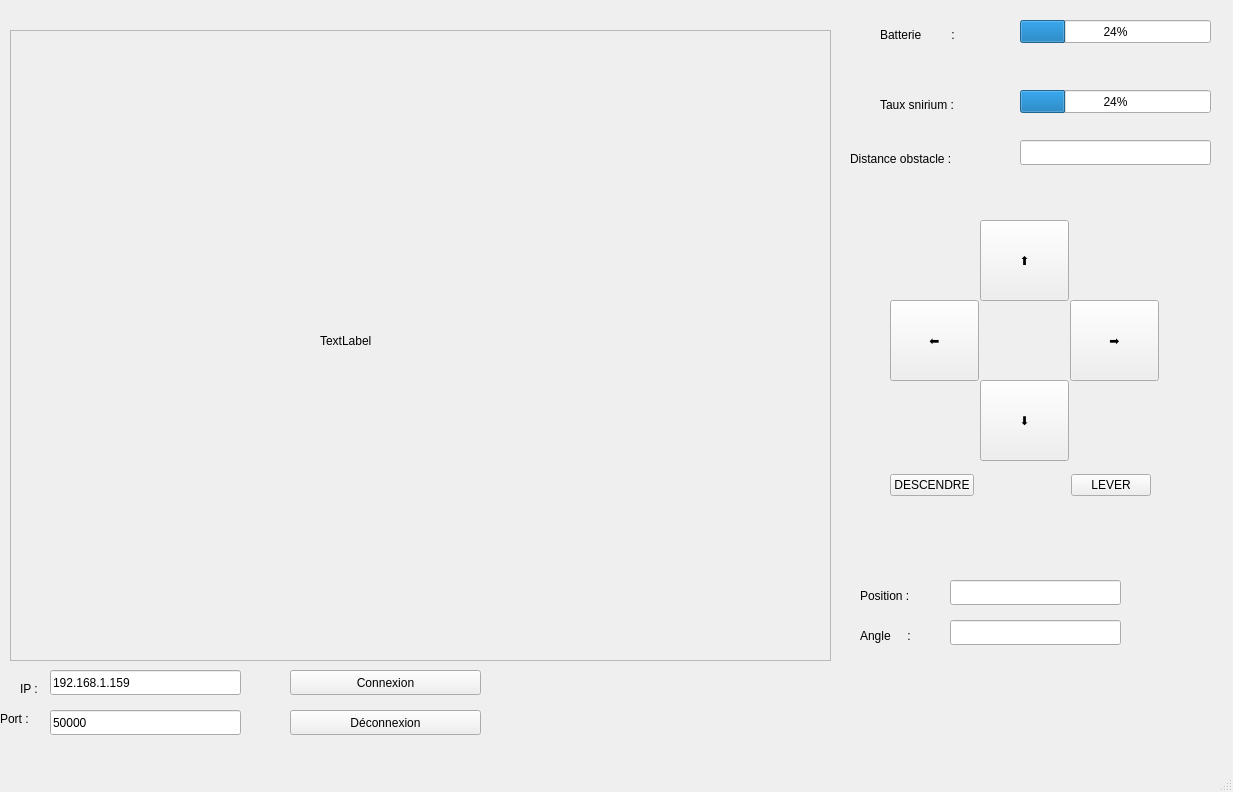
Qt form ihm_robot/mainwindow.ui (Sorann753/tp_robot_snirium) before a commit.
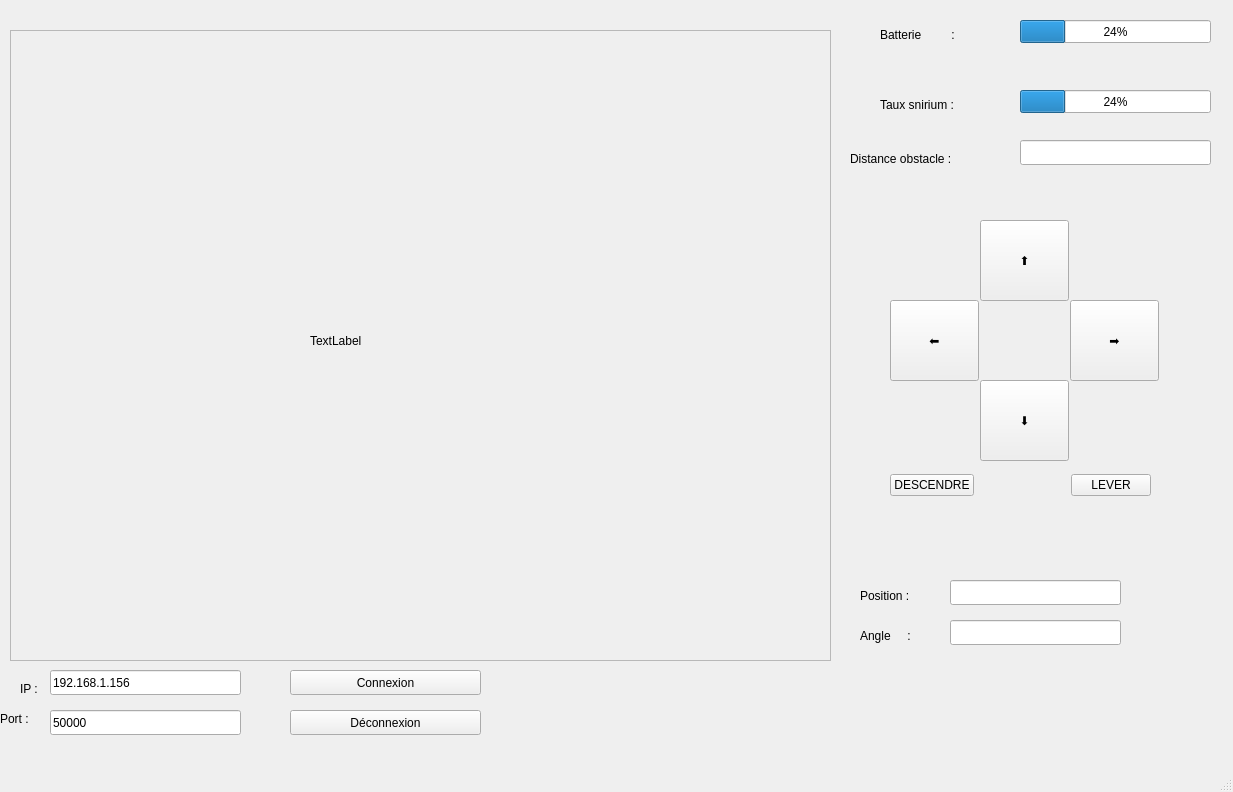
The same form after that commit.

Commit message:
déplacement et rotation du robot
-déplacement OK du robot dans l'IHM
-disfonctionnement au niveau de la rotion du robot dans l'ihm (plusieurs images s'affiches)

```diff
--- a/ihm_robot/mainwindow.ui
+++ b/ihm_robot/mainwindow.ui
@@ -182,7 +182,7 @@
      </rect>
     </property>
     <property name="text">
-     <string>192.168.1.159</string>
+     <string>192.168.1.156</string>
     </property>
    </widget>
    <widget class="QLabel" name="label_5">
@@ -323,7 +323,7 @@
     <widget class="QLabel" name="label_robot">
      <property name="geometry">
       <rect>
-       <x>310</x>
+       <x>300</x>
        <y>220</y>
        <width>181</width>
        <height>181</height>
```
Left out of the diff: 2 changed lines with no effect on the pictures. The commit also changes 2 other files.
